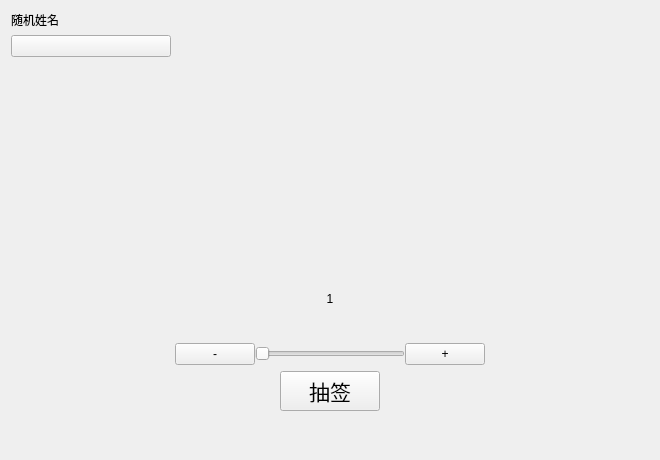
First picture: the form in ui/chouqian1.ui, repository chenmozhijin/chouqian, before the edit.
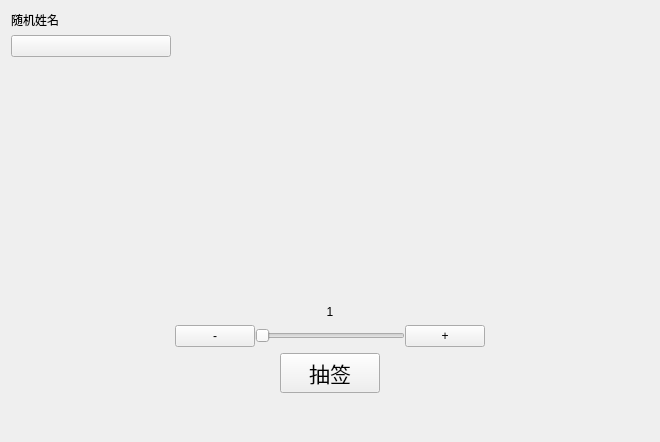
Second picture: the form after the edit. Custom widgets are drawn as their Qt base class.

```diff
--- a/ui/chouqian1.ui
+++ b/ui/chouqian1.ui
@@ -7,7 +7,7 @@
     <x>0</x>
     <y>0</y>
     <width>660</width>
-    <height>460</height>
+    <height>442</height>
    </rect>
   </property>
   <property name="sizePolicy">
@@ -53,7 +53,40 @@
     </widget>
    </item>
    <item>
-    <widget class="QTextEdit" name="chouqian_textEdit">
+    <widget class="ScrollArea" name="ScrollArea">
+     <property name="styleSheet">
+      <string notr="true">background-color: transparent;</string>
+     </property>
+     <property name="frameShape">
+      <enum>QFrame::NoFrame</enum>
+     </property>
+     <property name="frameShadow">
+      <enum>QFrame::Plain</enum>
+     </property>
+     <property name="verticalScrollBarPolicy">
+      <enum>Qt::ScrollBarAsNeeded</enum>
+     </property>
+     <property name="horizontalScrollBarPolicy">
+      <enum>Qt::ScrollBarAlwaysOff</enum>
+     </property>
+     <property name="widgetResizable">
+      <bool>true</bool>
+     </property>
+     <widget class="QWidget" name="scrollAreaWidgetContents">
+      <property name="geometry">
+       <rect>
+        <x>0</x>
+        <y>0</y>
+        <width>625</width>
+        <height>210</height>
+       </rect>
+      </property>
+      <layout class="QVBoxLayout" name="verticalLayout_2">
+       <item>
+        <widget class="TextLineEdit" name="chouqian_textEdit">
+         <property name="enabled">
+          <bool>true</bool>
+         </property>
      <property name="sizePolicy">
       <sizepolicy hsizetype="Preferred" vsizetype="Fixed">
        <horstretch>0</horstretch>
@@ -80,6 +113,12 @@
      <property name="frameShadow">
       <enum>QFrame::Plain</enum>
      </property>
+         <property name="verticalScrollBarPolicy">
+          <enum>Qt::ScrollBarAlwaysOff</enum>
+         </property>
+         <property name="horizontalScrollBarPolicy">
+          <enum>Qt::ScrollBarAlwaysOff</enum>
+         </property>
      <property name="readOnly">
       <bool>true</bool>
      </property>
@@ -98,6 +137,10 @@
      </property>
     </widget>
    </item>
+      </layout>
+     </widget>
+    </widget>
+   </item>
    <item>
     <widget class="CaptionLabel" name="CaptionLabel">
      <property name="sizePolicy">
@@ -271,6 +314,12 @@
    <extends>QSlider</extends>
    <header>qfluentwidgets</header>
   </customwidget>
+  <customwidget>
+   <class>ScrollArea</class>
+   <extends>QScrollArea</extends>
+   <header>qfluentwidgets</header>
+   <container>1</container>
+  </customwidget>
   <customwidget>
    <class>CaptionLabel</class>
    <extends>QLabel</extends>
@@ -281,6 +330,11 @@
    <extends>QLabel</extends>
    <header>qfluentwidgets</header>
   </customwidget>
+  <customwidget>
+   <class>TextLineEdit</class>
+   <extends>QTextEdit</extends>
+   <header>ui.custom_widgets</header>
+  </customwidget>
  </customwidgets>
  <resources/>
  <connections/>
```
Lines whose indentation alone changed are shown as unchanged.
